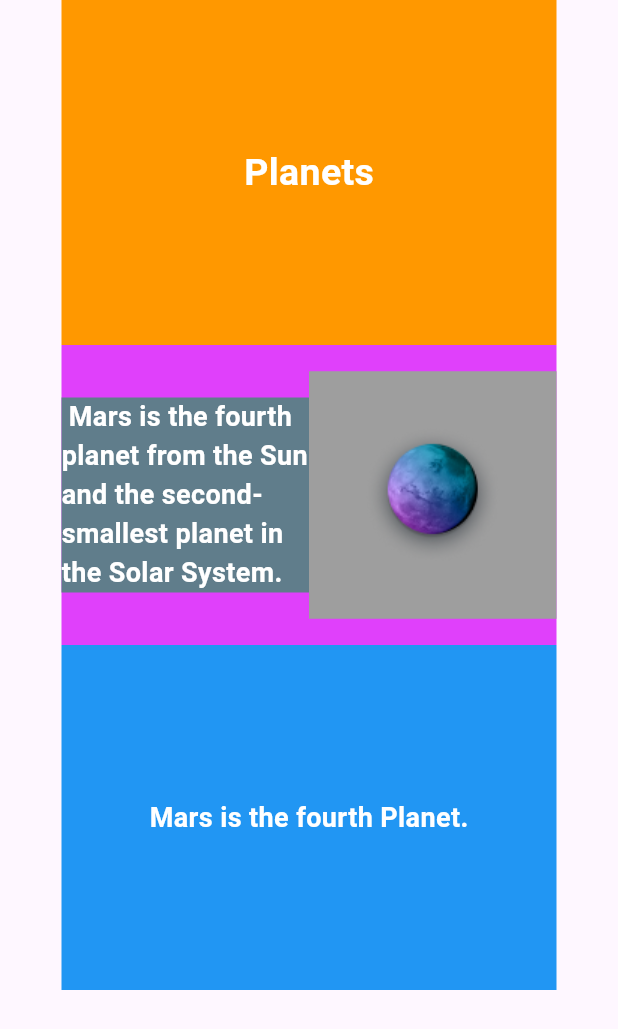
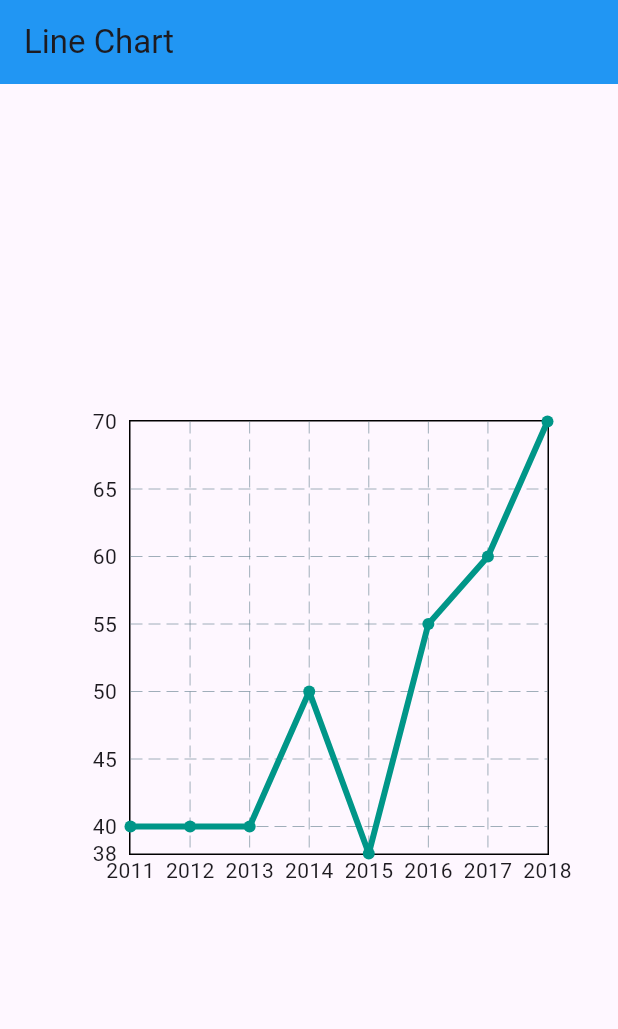
Before and after one commit to sohaibinfo01/Cosmic, a Flutter app: the screen it shows after launch, on a phone screen of 412 x 824 dp. Shown: the top 1029 px of the screen. Run offline on Flutter 3.47's test engine with Material 3 defaults, Android fonts, the phone set to English and light mode, and no system bars; drawn by our look-alikes of fl_chart; our stand-ins replace carousel_slider, convex_bottom_bar, date_format, percent_indicator, smooth_page_indicator.

Commit message:
your_commit_message

```diff
--- /dev/null
+++ b/lib/linechart.dart
@@ -0,0 +1,82 @@
+import 'package:fl_chart/fl_chart.dart';
+import 'package:flutter/material.dart';
+
+class linechart extends StatefulWidget {
+  const linechart({super.key});
+
+  @override
+  State<linechart> createState() => _linechartState();
+}
+
+class _linechartState extends State<linechart> {
+  @override
+  Widget build(BuildContext context) {
+    return Scaffold(
+      appBar: AppBar(
+        backgroundColor: Colors.blue,
+        title: Text("Line Chart"),
+      ),
+      body:  Center(
+        child: Container(
+          height: 320,
+          width: 320,
+      child:LineChart(LineChartData(
+              gridData: FlGridData(show: true),
+              titlesData: FlTitlesData(
+                  leftTitles: AxisTitles(
+                      sideTitles: SideTitles(showTitles: true,reservedSize: 40)
+                  ),
+                  rightTitles: AxisTitles(
+                      sideTitles: SideTitles(showTitles: false)
+                  ),
+                  topTitles: AxisTitles(
+                      sideTitles: SideTitles(showTitles: false)
+                  ),
+                  bottomTitles: AxisTitles(
+                    sideTitles: SideTitles(showTitles: true,reservedSize: 30,
+                      getTitlesWidget: (value, meta) {
+                        switch (value.toInt()) {
+                          case 0:
+                            return Text("2011");
+                          case 1:
+                            return Text("2012");
+                          case 2:
+                            return Text("2013");
+                          case 3:
+                            return Text("2014");
+                          case 4:
+                            return Text("2015");
+                          case 5:
+                            return Text("2016");
+                          case 6:
+                            return Text("2017");
+                          case 7:
+                            return Text("2018");
+                        }
+                        return Text("");
+                      },),
+                  )
+              ),
+              borderData: FlBorderData(show: true),
+              lineBarsData: [LineChartBarData(
+                spots: [
+                  FlSpot(0, 40),
+                  FlSpot(1, 40),
+                  FlSpot(2, 40),
+                  FlSpot(3, 50),
+                  FlSpot(4, 38),
+                  FlSpot(5, 55),
+                  FlSpot(6, 60),
+                  FlSpot(7, 70),
+                ],
+                isCurved: false,
+                color: Colors.teal,
+                barWidth: 4,
+                dotData: FlDotData(show: true),
+              )]
+          )),
+        ),
+      )
+      );
+  }
+}
--- a/lib/main.dart
+++ b/lib/main.dart
@@ -6,8 +6,10 @@ import 'package:project2/drawer.dart';
 import 'package:project2/facebook.dart';
 import 'package:project2/favourites.dart';
 import 'package:project2/fourthfile.dart';
+import 'package:project2/graph.dart';
 import 'package:project2/home.dart';
 import 'package:project2/innerpage.dart';
+import 'package:project2/linechart.dart';
 import 'package:project2/listtile.dart';
 import 'package:project2/listview.dart';
 import 'package:project2/login.dart';
@@ -63,7 +65,7 @@ class MyApp extends StatelessWidget {
         colorScheme: ColorScheme.fromSeed(seedColor: Colors.deepPurple),
       ),
       debugShowCheckedModeBanner: false,
-      home: safearea()
+      home: linechart()
     );
   }
 }
```
Also changed, not shown: lib/graph.dart (added, +76 -0 lines).
